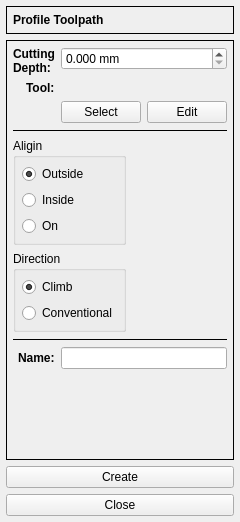
Old version of the form G2G/forms/profileform.ui in the repository aLDime/GERBER_X2.
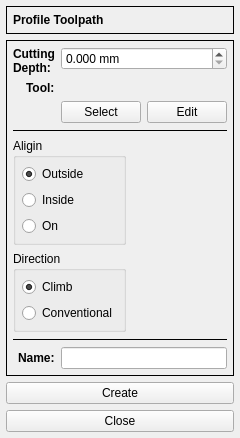
New version of the form. Icons and pictures are not drawn.

The edit to the form file:
```diff
--- a/G2G/forms/profileform.ui
+++ b/G2G/forms/profileform.ui
@@ -7,7 +7,7 @@
     <x>0</x>
     <y>0</y>
     <width>231</width>
-    <height>522</height>
+    <height>414</height>
    </rect>
   </property>
   <property name="windowTitle">
@@ -310,6 +310,19 @@
      </property>
     </widget>
    </item>
+   <item>
+    <spacer name="verticalSpacer">
+     <property name="orientation">
+      <enum>Qt::Vertical</enum>
+     </property>
+     <property name="sizeHint" stdset="0">
+      <size>
+       <width>20</width>
+       <height>40</height>
+      </size>
+     </property>
+    </spacer>
+   </item>
    <item>
     <widget class="QPushButton" name="pbClose">
      <property name="text">
```
